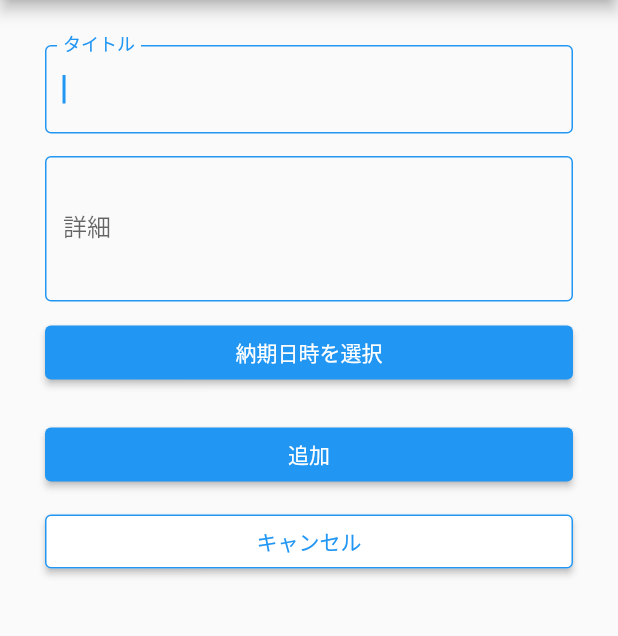
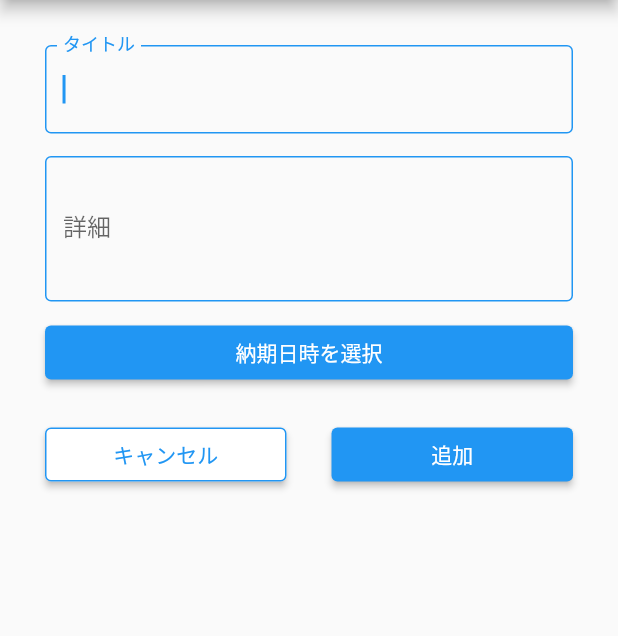
Before and after one commit to hogehogeBrav/flutter_todo, a Flutter app: the TodoInputPage screen opened directly, on a phone screen of 412 x 824 dp, the part 84-720 px from its top. Run offline on Flutter 3.47's test engine with Material 2 defaults, Android fonts, the phone set to English and light mode, and no system bars; our stand-ins replace flutter_datetime_picker, flutter_slidable, shared_preferences; accounts and stored records are empty.

Commit message:
[update] 追加、編集画面のボタン配置を変更

```diff
--- a/lib/todo_input_page.dart
+++ b/lib/todo_input_page.dart
@@ -159,28 +159,10 @@ class _TodoInputPageState extends State<TodoInputPage> {
             ),
             const SizedBox(height: 20),
             // 追加/更新ボタン
-            SizedBox(
-              width: double.infinity,
-              child: ElevatedButton(
-                onPressed: () {
-                  if (_isCreateTodo) {
-                    // Todoを追加する
-                    _store.add(_done, _title, _detail, _finishDateTime);
-                  } else {
-                    // Todoを更新する
-                    _store.update(
-                        widget.todo!, _done, _title, _detail, _finishDateTime);
-                  }
-                  // Todoリスト画面に戻る
-                  Navigator.of(context).pop();
-                },
-                child: Text(
-                  _isCreateTodo ? '追加' : '更新',
-                  style: const TextStyle(color: Colors.white),
-                ),
-              ),
-            ),
-            const SizedBox(height: 10),
+            Row(
+              children: <Widget>[
+                Expanded(
+                  child:
                       // キャンセルボタン
                       SizedBox(
                     width: double.infinity,
@@ -201,7 +183,35 @@ class _TodoInputPageState extends State<TodoInputPage> {
                       ),
                     ),
                   ),
-            const SizedBox(height: 30),
+                ),
+                const SizedBox(
+                  width: 30,
+                ),
+                Expanded(
+                  child: SizedBox(
+                    width: double.infinity,
+                    child: ElevatedButton(
+                      onPressed: () {
+                        if (_isCreateTodo) {
+                          // Todoを追加する
+                          _store.add(_done, _title, _detail, _finishDateTime);
+                        } else {
+                          // Todoを更新する
+                          _store.update(widget.todo!, _done, _title, _detail,
+                              _finishDateTime);
+                        }
+                        // Todoリスト画面に戻る
+                        Navigator.of(context).pop();
+                      },
+                      child: Text(
+                        _isCreateTodo ? '追加' : '更新',
+                        style: const TextStyle(color: Colors.white),
+                      ),
+                    ),
+                  ),
+                ),
+              ],
+            ),
             // 作成日時のテキストラベル
             Visibility(
               visible: !_isCreateTodo,
```
Lines whose indentation alone changed are shown as unchanged.
